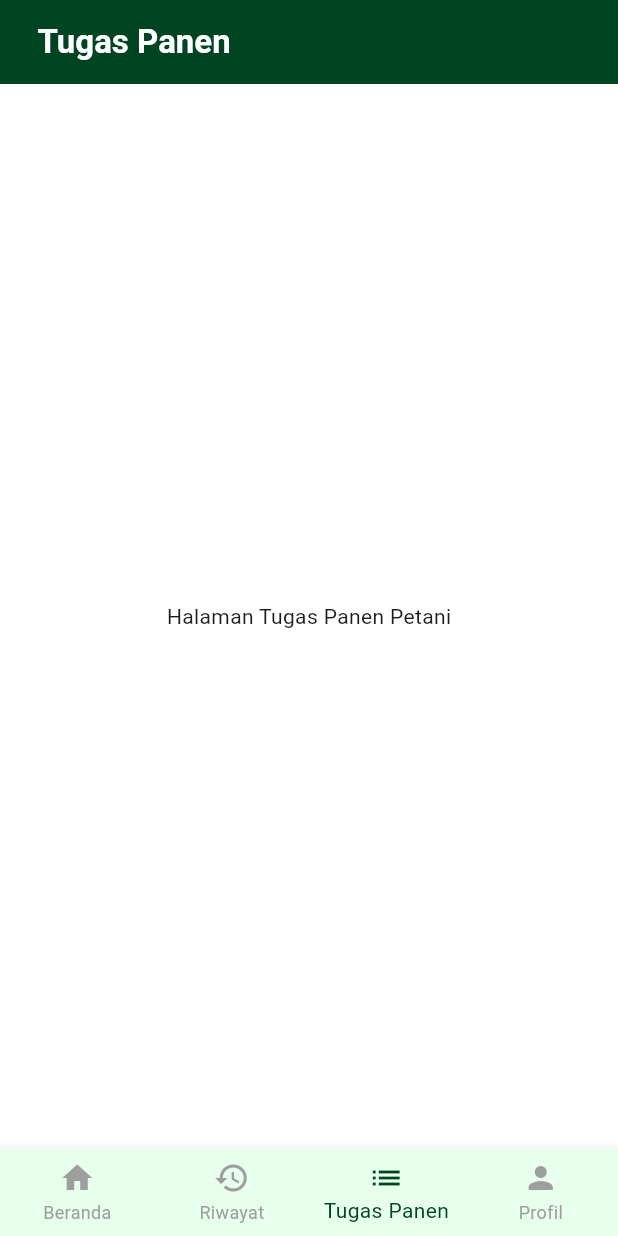
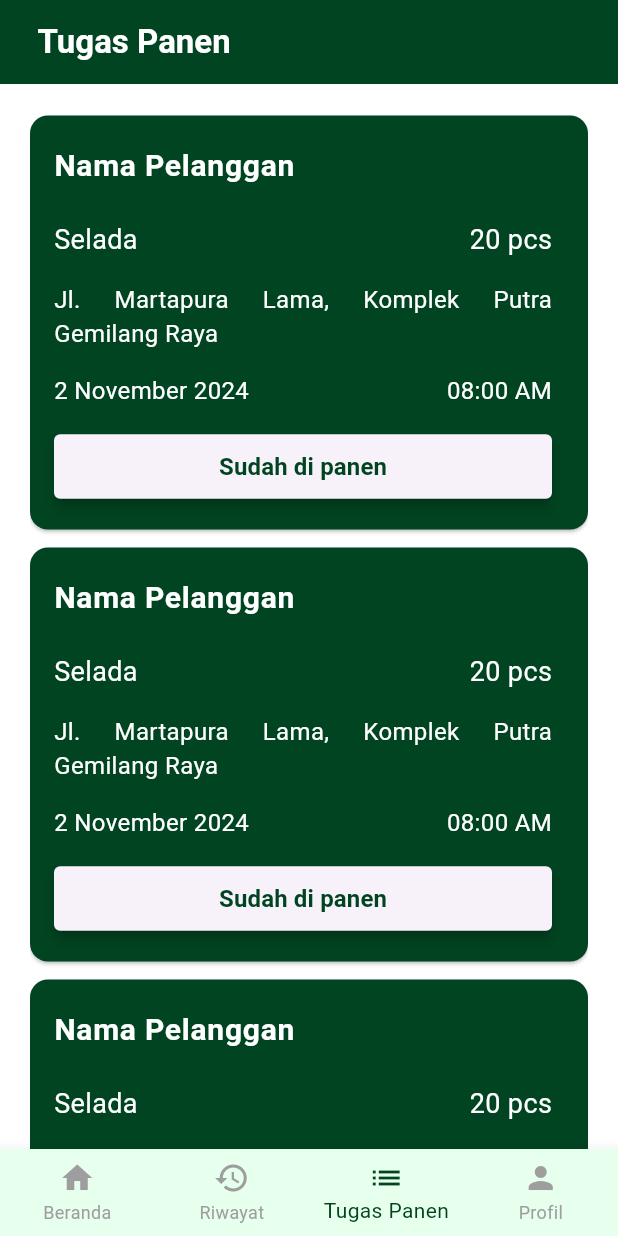
Before and after one commit to raihan2030/hydroponic-mobile-app, a Flutter app: the screen it shows after launch, item 3 of the bottom bar chosen, on a phone screen of 412 x 824 dp. Run offline on Flutter 3.47's test engine with Material 3 defaults, Android fonts, the phone set to English and light mode, and no system bars.

Commit message:
tambah halaman tugas panen dan profil

```diff
--- a/lib/screens/farmer/farmer_harvest_screen.dart
+++ b/lib/screens/farmer/farmer_harvest_screen.dart
@@ -1,4 +1,5 @@
 import 'package:flutter/material.dart';
+import 'package:hydroponics_app/widgets/styled_elevated_button.dart';
 
 class FarmerHarvestScreen extends StatelessWidget {
   const FarmerHarvestScreen({super.key});
@@ -13,8 +14,57 @@ class FarmerHarvestScreen extends StatelessWidget {
         foregroundColor: Colors.white,
         backgroundColor: Color.fromARGB(255, 1, 68, 33),
       ),
-      body: const Center(
-        child: Text('Halaman Tugas Panen Petani'),
+      body: Container(
+        padding: EdgeInsets.only(top: 15, right: 20, left: 20),
+        child: ListView.builder(
+          itemCount: 5,
+          itemBuilder: (context, index) {
+            return Card(
+              margin: const EdgeInsets.symmetric(vertical: 6.0, horizontal: 0.0),
+              color: const Color.fromARGB(255, 1, 68, 33),
+
+              child: Padding(padding: EdgeInsetsGeometry.only(top: 10, bottom: 10),
+                child:
+                  ListTile(
+                    textColor: Colors.white,
+                    title: Text('Nama Pelanggan', style: TextStyle(fontSize: 20, fontWeight: FontWeight.bold),),
+                    subtitle: Column(
+                      spacing: 15,
+                      children: [
+                        SizedBox(height: 7,),
+                        Row(
+                          mainAxisAlignment: MainAxisAlignment.spaceBetween,
+                          children: [
+                            Text('Selada', style: TextStyle(fontSize: 18),),
+                            Text('20 pcs', style: TextStyle(fontSize: 18),)
+                          ],
+                        ),
+                        Text('Jl. Martapura Lama, Komplek Putra Gemilang Raya',
+                          style: TextStyle(fontSize: 16),
+                          textAlign: TextAlign.justify,
+                        ),
+                        Row(
+                          mainAxisAlignment: MainAxisAlignment.spaceBetween,
+                          children: [
+                            Text('2 November 2024', style: TextStyle(fontSize: 16),),
+                            Text('08:00 AM', style: TextStyle(fontSize: 16),)
+                          ],
+                        ),
+                        StyledElevatedButton(
+                          text: 'Sudah di panen',
+                          foregroundColor: Color.fromARGB(255, 1, 68, 33),
+                          onPressed: () {
+                            // actions
+                          }
+                        )
+                      ],
+                    )
+                  ),
+              ),
+
+            );
+          },
+        ),
       ),
     );
   }
--- a/lib/screens/farmer/farmer_history_screen.dart
+++ b/lib/screens/farmer/farmer_history_screen.dart
@@ -33,7 +33,6 @@ class _FarmerHistoryScreenState extends State<FarmerHistoryScreen> {
           itemBuilder: (context, index) {
             final item = _data[index];
 
-            // Gunakan Card untuk membungkus
             return Card(
               // 'margin' adalah jarak fisik antar elemen
               margin: const EdgeInsets.symmetric(vertical: 6.0, horizontal: 8.0),
--- a/lib/screens/farmer/farmer_profile_screen.dart
+++ /dev/null
@@ -1,21 +0,0 @@
-import 'package:flutter/material.dart';
-
-class FarmerProfileScreen extends StatelessWidget {
-  const FarmerProfileScreen({super.key});
-
-  @override
-  Widget build(BuildContext context) {
-    return Scaffold(
-      backgroundColor: Colors.white,
-      appBar: AppBar(
-        title: const Text('Profil Petani', style: TextStyle(fontWeight: FontWeight.bold),),
-        titleSpacing: 25,
-        foregroundColor: Colors.white,
-        backgroundColor: Color.fromARGB(255, 1, 68, 33),
-      ),
-      body: const Center(
-        child: Text('Halaman Profil Petani'),
-      ),
-    );
-  }
-}
--- a/lib/screens/farmer_navigation.dart
+++ b/lib/screens/farmer_navigation.dart
@@ -2,7 +2,7 @@ import 'package:flutter/material.dart';
 import 'package:hydroponics_app/screens/farmer/farmer_harvest_screen.dart';
 import 'package:hydroponics_app/screens/farmer/farmer_history_screen.dart';
 import 'package:hydroponics_app/screens/farmer/farmer_home_screen.dart';
-import 'package:hydroponics_app/screens/farmer/farmer_profile_screen.dart';
+import 'package:hydroponics_app/screens/profile_screen.dart';
 
 class FarmerNavigation extends StatefulWidget{
   const FarmerNavigation({super.key});
@@ -12,15 +12,14 @@ class FarmerNavigation extends StatefulWidget{
 }
 
 class _FarmerNavigationState extends State<FarmerNavigation> {
-  // variabel untuk menyimpan index halaman yang aktif
-  int _selectedIndex = 1;
+  int _selectedIndex = 3;
 
   // daftar halaman yang akan ditampilkan
   final List<Widget> _halaman = [
     const FarmerHomeScreen(),
     const FarmerHistoryScreen(),
     const FarmerHarvestScreen(),
-    const FarmerProfileScreen(),
+    const ProfileScreen(),
   ];
 
   // fungsi untuk mengubah index halaman saat item diklik
```
Also changed, not shown: lib/screens/profile_screen.dart (added, +86 -0 lines).
